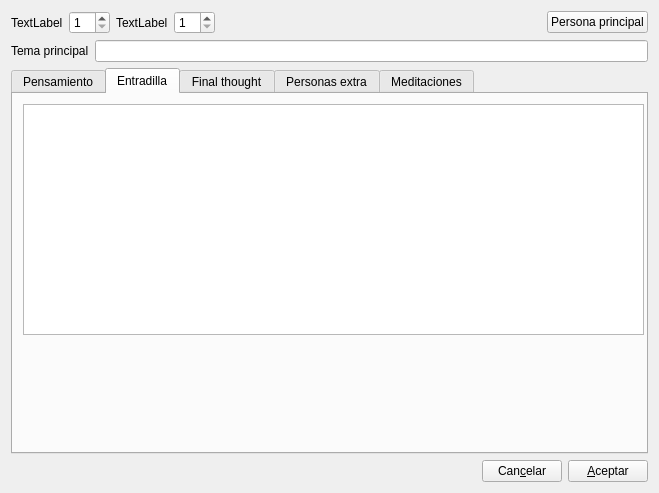
First picture: the form in gui/dlganneenuevo.ui, repository rogorido/qtpredicadores, before the edit.
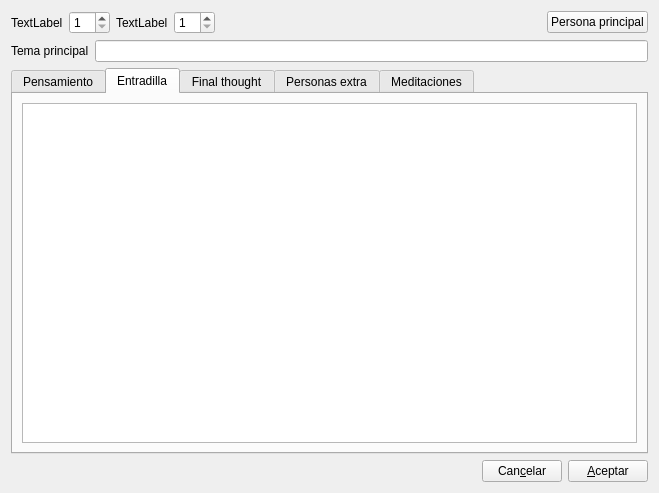
Second picture: the form after the edit. The open tabs and pages were chosen to show the change.

Commit message: Gestión de meditaciones en nuevo form de Année

Diff of the .ui file:
```diff
--- a/gui/dlganneenuevo.ui
+++ b/gui/dlganneenuevo.ui
@@ -135,16 +135,11 @@
       <attribute name="title">
        <string>Entradilla</string>
       </attribute>
-      <widget class="QTextEdit" name="txtEntradilla">
-       <property name="geometry">
-        <rect>
-         <x>10</x>
-         <y>10</y>
-         <width>621</width>
-         <height>231</height>
-        </rect>
-       </property>
-      </widget>
+      <layout class="QVBoxLayout" name="verticalLayout_7">
+       <item>
+        <widget class="QTextEdit" name="txtEntradilla"/>
+       </item>
+      </layout>
      </widget>
      <widget class="QWidget" name="tab_4">
       <attribute name="title">
```
Left out of the diff: 24 changed lines with no effect on the pictures. The commit also changes 2 other files.
